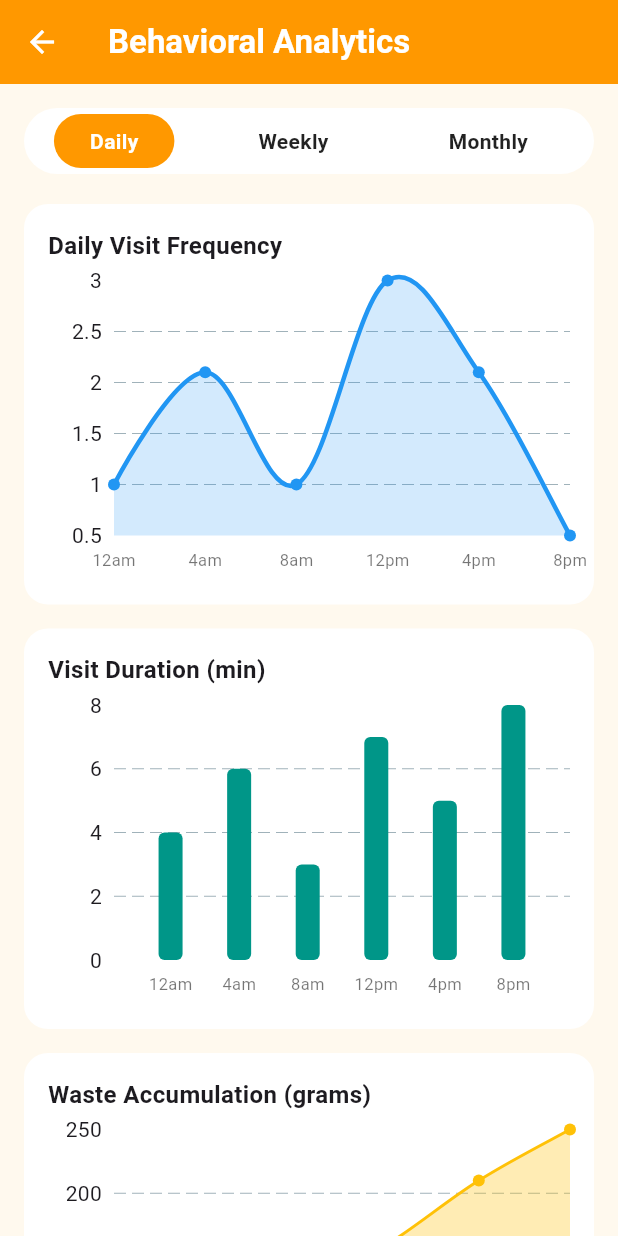
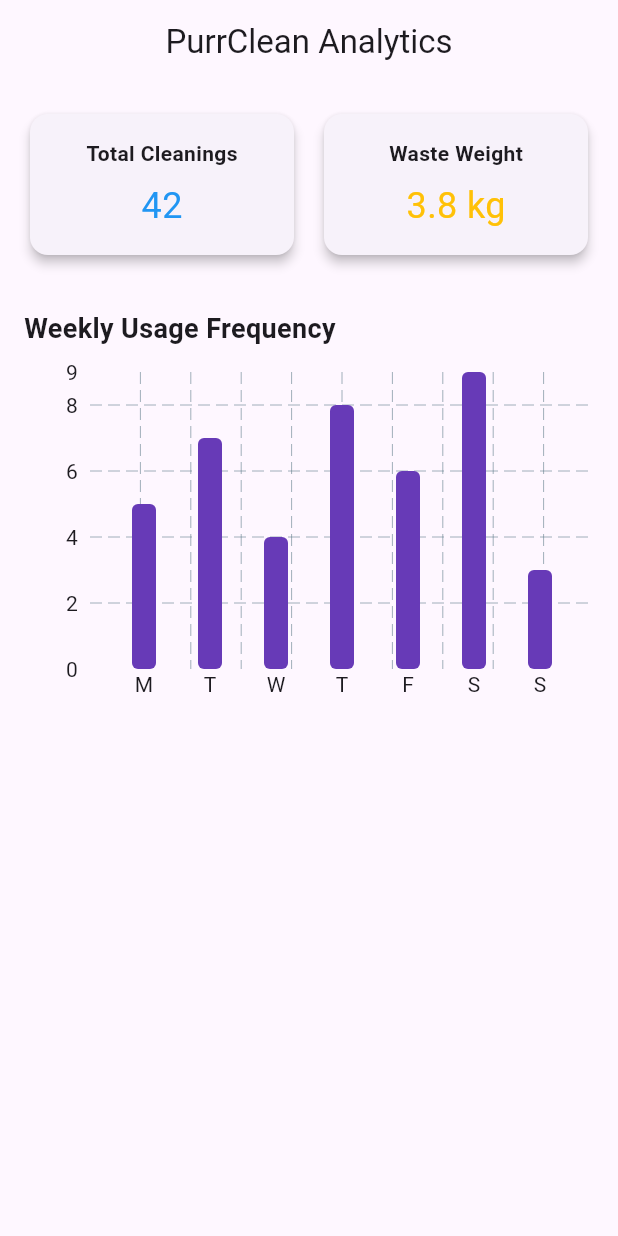
Before and after one commit to H4n4f1/FYP-PurrClean, a Flutter app: the screen it shows after launch, on a phone screen of 412 x 824 dp. Run offline on Flutter 3.47's test engine with Material 3 defaults, Android fonts, the phone set to English and light mode, and no system bars; drawn by our look-alikes of fl_chart.

Commit message:
Add mock API service and wire analytics chart UI

```diff
--- a/lib/analytics_screen.dart
+++ b/lib/analytics_screen.dart
@@ -1,5 +1,7 @@
 import 'package:flutter/material.dart';
 import 'package:fl_chart/fl_chart.dart';
+import 'models/analytics_model.dart';
+import 'services/api_service.dart';
 
 class AnalyticsScreen extends StatefulWidget {
   const AnalyticsScreen({super.key});
@@ -9,210 +11,141 @@ class AnalyticsScreen extends StatefulWidget {
 }
 
 class _AnalyticsScreenState extends State<AnalyticsScreen> {
-  // 0 = Daily, 1 = Weekly, 2 = Monthly
-  int _selectedTimeframe = 0;
+  late Future<AnalyticsModel> _analyticsFuture;
 
-  // Label Data Arrays
-  final List<String> _dailyLabels = ['12am', '4am', '8am', '12pm', '4pm', '8pm'];
-  final List<String> _weeklyLabels = ['Mon', 'Tue', 'Wed', 'Thu', 'Fri', 'Sat', 'Sun'];
-  final List<String> _monthlyLabels = ['Week 1', 'Week 2', 'Week 3', 'Week 4'];
-
-  List<String> get _currentLabels {
-    if (_selectedTimeframe == 0) return _dailyLabels;
-    if (_selectedTimeframe == 1) return _weeklyLabels;
-    return _monthlyLabels;
+  @override
+  void initState() {
+    super.initState();
+    // Call our mock API when the screen loads
+    _analyticsFuture = ApiService.fetchAnalyticsData();
   }
 
   @override
   Widget build(BuildContext context) {
     return Scaffold(
-      backgroundColor: const Color(0xFFFFF9EE),
       appBar: AppBar(
-        backgroundColor: Colors.orange,
-        elevation: 0,
-        leading: const BackButton(color: Colors.white),
-        title: const Text(
-          'Behavioral Analytics',
-          style: TextStyle(color: Colors.white, fontWeight: FontWeight.bold),
+        title: const Text('PurrClean Analytics'),
+        centerTitle: true,
       ),
-      ),
-      body: SingleChildScrollView(
+      body: FutureBuilder<AnalyticsModel>(
+        future: _analyticsFuture,
+        builder: (context, snapshot) {
+          // 1. Loading State
+          if (snapshot.connectionState == ConnectionState.waiting) {
+            return const Center(
+              child: CircularProgressIndicator(),
+            );
+          }
+
+          // 2. Error State
+          if (snapshot.hasError) {
+            return Center(
+              child: Text('Error loading analytics: ${snapshot.error}'),
+            );
+          }
+
+          // 3. Success State
+          if (snapshot.hasData) {
+            final data = snapshot.data!;
+
+            return Padding(
               padding: const EdgeInsets.all(16.0),
               child: Column(
                 crossAxisAlignment: CrossAxisAlignment.start,
                 children: [
-            _buildTimeframeToggle(),
-            const SizedBox(height: 20),
-
-            // Chart 1: Visit Pattern / Frequency
-            _buildCard(
-              title: _selectedTimeframe == 0
-                  ? 'Daily Visit Frequency'
-                  : _selectedTimeframe == 1
-                      ? 'Weekly Visit Pattern'
-                      : 'Monthly Visit Overview',
-              child: SizedBox(
-                height: 200,
-                child: _selectedTimeframe == 0
-                    ? _buildDailyLineChart()
-                    : _buildBarChart(Colors.blue),
-              ),
-            ),
-            const SizedBox(height: 16),
-
-            // Chart 2: Visit Duration
-            _buildCard(
-              title: 'Visit Duration (min)',
-              child: SizedBox(
-                height: 200,
-                child: _buildBarChart(Colors.teal),
-              ),
-            ),
-            const SizedBox(height: 16),
-
-            // Chart 3: Waste Accumulation
-            _buildCard(
-              title: 'Waste Accumulation (grams)',
-              child: SizedBox(
-                height: 200,
-                child: _buildWasteAreaChart(),
-              ),
-            ),
-            const SizedBox(height: 20),
-
-            // Behavioral Insights
-            const Text(
-              'Behavioral Insights',
-              style: TextStyle(fontSize: 18, fontWeight: FontWeight.bold),
-            ),
-            const SizedBox(height: 12),
-            _buildInsightCard(
-              title: 'Abnormal Frequency Detected',
-              subtitle: 'Visit frequency increased by 35% today.',
-              badgeText: 'high',
-              badgeColor: Colors.red,
-            ),
-            _buildInsightCard(
-              title: 'Pattern Change',
-              subtitle: 'Evening visits account for 40% of activity.',
-              badgeText: 'medium',
-              badgeColor: Colors.amber,
-            ),
-            const SizedBox(height: 16),
-
-            // Summary Stats
+                  // Stat Cards
                   Row(
                     children: [
                       Expanded(
-                  child: _buildStatCard(
-                    title: 'Avg Visits',
-                    value: '0.7',
-                    subtext: '↓ 12% vs last period',
+                        child: Card(
+                          elevation: 3,
+                          child: Padding(
+                            padding: const EdgeInsets.all(16.0),
+                            child: Column(
+                              children: [
+                                const Text('Total Cleanings',
+                                    style: TextStyle(fontWeight: FontWeight.bold)),
+                                const SizedBox(height: 8),
+                                Text(
+                                  '${data.totalCleanings}',
+                                  style: const TextStyle(
+                                      fontSize: 24, color: Colors.blue),
+                                ),
+                              ],
+                            ),
+                          ),
                         ),
                       ),
                       const SizedBox(width: 12),
                       Expanded(
-                  child: _buildStatCard(
-                    title: 'Avg Duration',
-                    value: '3.5 min',
-                    subtext: 'Stable',
+                        child: Card(
+                          elevation: 3,
+                          child: Padding(
+                            padding: const EdgeInsets.all(16.0),
+                            child: Column(
+                              children: [
+                                const Text('Waste Weight',
+                                    style: TextStyle(fontWeight: FontWeight.bold)),
+                                const SizedBox(height: 8),
+                                Text(
+                                  '${data.wasteWeightKg} kg',
+                                  style: const TextStyle(
+                                      fontSize: 24, color: Colors.amber),
+                                ),
+                              ],
+                            ),
+                          ),
                         ),
                       ),
                     ],
                   ),
-          ],
+                  const SizedBox(height: 32),
+
+                  // Weekly Usage Chart Title
+                  const Text(
+                    'Weekly Usage Frequency',
+                    style: TextStyle(fontSize: 18, fontWeight: FontWeight.bold),
                   ),
-      ),
-    );
+                  const SizedBox(height: 16),
+
+                  // Bar Chart
+                  SizedBox(
+                    height: 220,
+                    child: BarChart(
+                      BarChartData(
+                        borderData: FlBorderData(show: false),
+                        titlesData: FlTitlesData(
+                          topTitles: const AxisTitles(
+                              sideTitles: SideTitles(showTitles: false)),
+                          rightTitles: const AxisTitles(
+                              sideTitles: SideTitles(showTitles: false)),
+                          bottomTitles: AxisTitles(
+                            sideTitles: SideTitles(
+                              showTitles: true,
+                              getTitlesWidget: (value, meta) {
+                                const days = ['M', 'T', 'W', 'T', 'F', 'S', 'S'];
+                                if (value.toInt() < days.length) {
+                                  return Text(days[value.toInt()]);
                                 }
-
-  // Toggle Bar (Daily / Weekly / Monthly)
-  Widget _buildTimeframeToggle() {
-    final options = ['Daily', 'Weekly', 'Monthly'];
-    return Container(
-      padding: const EdgeInsets.all(4),
-      decoration: BoxDecoration(
-        color: Colors.white,
-        borderRadius: BorderRadius.circular(25),
-      ),
-      child: Row(
-        mainAxisAlignment: MainAxisAlignment.spaceAround,
-        children: List.generate(options.length, (index) {
-          final isSelected = _selectedTimeframe == index;
-          return GestureDetector(
-            onTap: () => setState(() => _selectedTimeframe = index),
-            child: Container(
-              padding: const EdgeInsets.symmetric(horizontal: 24, vertical: 8),
-              decoration: BoxDecoration(
-                color: isSelected ? Colors.orange : Colors.transparent,
-                borderRadius: BorderRadius.circular(20),
-              ),
-              child: Text(
-                options[index],
-                style: TextStyle(
-                  color: isSelected ? Colors.white : Colors.black87,
-                  fontWeight: FontWeight.bold,
+                                return const Text('');
+                              },
                             ),
                           ),
                         ),
+                        barGroups: data.weeklyUsage.asMap().entries.map((entry) {
+                          return BarChartGroupData(
+                            x: entry.key,
+                            barRods: [
+                              BarChartRodData(
+                                toY: entry.value.toDouble(),
+                                color: Colors.deepPurple,
+                                width: 16,
+                                borderRadius: BorderRadius.circular(4),
+                              ),
+                            ],
                           );
-        }),
+                        }).toList(),
                       ),
-    );
-  }
-
-  // Common X-Axis Bottom Titles Config
-  AxisTitles _buildBottomTitles() {
-    final labels = _currentLabels;
-    return AxisTitles(
-      sideTitles: SideTitles(
-        showTitles: true,
-        reservedSize: 30,
-        interval: 1,
-        getTitlesWidget: (value, meta) {
-          final index = value.toInt();
-          if (index >= 0 && index < labels.length) {
-            return Padding(
-              padding: const EdgeInsets.only(top: 8.0),
-              child: Text(
-                labels[index],
-                style: const TextStyle(fontSize: 11, color: Colors.black54),
-              ),
-            );
-          }
-          return const SizedBox.shrink();
-        },
-      ),
-    );
-  }
-
-  // Line Chart for Daily
-  Widget _buildDailyLineChart() {
-    return LineChart(
-      LineChartData(
-        gridData: const FlGridData(show: true, drawVerticalLine: false),
-        titlesData: FlTitlesData(
-          rightTitles: const AxisTitles(sideTitles: SideTitles(showTitles: false)),
-          topTitles: const AxisTitles(sideTitles: SideTitles(showTitles: false)),
-          bottomTitles: _buildBottomTitles(),
-        ),
-        borderData: FlBorderData(show: false),
-        lineBarsData: [
-          LineChartBarData(
-            spots: const [
-              FlSpot(0, 1),
-              FlSpot(1, 2.1),
-              FlSpot(2, 1),
-              FlSpot(3, 3),
-              FlSpot(4, 2.1),
-              FlSpot(5, 0.5),
-            ],
-            isCurved: true,
-            color: Colors.blue,
-            barWidth: 3,
-            belowBarData: BarAreaData(
-              show: true,
-              color: Colors.blue.withOpacity(0.2),
                     ),
                   ),
                 ],
@@ -220,134 +153,8 @@ class _AnalyticsScreenState extends State<AnalyticsScreen> {
             );
           }
 
-  // Bar Chart for Weekly / Monthly / Duration
-  Widget _buildBarChart(Color color) {
-    final labels = _currentLabels;
-    return BarChart(
-      BarChartData(
-        borderData: FlBorderData(show: false),
-        gridData: const FlGridData(show: true, drawVerticalLine: false),
-        titlesData: FlTitlesData(
-          rightTitles: const AxisTitles(sideTitles: SideTitles(showTitles: false)),
-          topTitles: const AxisTitles(sideTitles: SideTitles(showTitles: false)),
-          bottomTitles: _buildBottomTitles(),
-        ),
-        barGroups: List.generate(labels.length, (index) {
-          // Sample dummy values matching array lengths
-          final values = [4.0, 6.0, 3.0, 7.0, 5.0, 8.0, 4.0];
-          return BarChartGroupData(
-            x: index,
-            barRods: [
-              BarChartRodData(
-                toY: values[index % values.length],
-                color: color,
-                width: 16,
-                borderRadius: BorderRadius.circular(4),
-              ),
-            ],
-          );
-        }),
-      ),
-    );
-  }
-
-  // Area Chart for Waste Accumulation
-  Widget _buildWasteAreaChart() {
-    return LineChart(
-      LineChartData(
-        gridData: const FlGridData(show: true, drawVerticalLine: false),
-        titlesData: FlTitlesData(
-          rightTitles: const AxisTitles(sideTitles: SideTitles(showTitles: false)),
-          topTitles: const AxisTitles(sideTitles: SideTitles(showTitles: false)),
-          bottomTitles: _buildBottomTitles(),
-        ),
-        borderData: FlBorderData(show: false),
-        lineBarsData: [
-          LineChartBarData(
-            spots: List.generate(_currentLabels.length, (index) {
-              final yValues = [50.0, 80.0, 120.0, 160.0, 210.0, 250.0, 290.0];
-              return FlSpot(index.toDouble(), yValues[index % yValues.length]);
-            }),
-            isCurved: true,
-            color: Colors.amber,
-            barWidth: 2,
-            belowBarData: BarAreaData(
-              show: true,
-              color: Colors.amber.withOpacity(0.3),
-            ),
-          ),
-        ],
-      ),
-    );
-  }
-
-  Widget _buildCard({required String title, required Widget child}) {
-    return Container(
-      padding: const EdgeInsets.all(16),
-      decoration: BoxDecoration(
-        color: Colors.white,
-        borderRadius: BorderRadius.circular(16),
-      ),
-      child: Column(
-        crossAxisAlignment: CrossAxisAlignment.start,
-        children: [
-          Text(title, style: const TextStyle(fontWeight: FontWeight.bold, fontSize: 16)),
-          const SizedBox(height: 12),
-          child,
-        ],
-      ),
-    );
-  }
-
-  Widget _buildInsightCard({
-    required String title,
-    required String subtitle,
-    required String badgeText,
-    required Color badgeColor,
-  }) {
-    return Card(
-      elevation: 0,
-      margin: const EdgeInsets.only(bottom: 10),
-      shape: RoundedRectangleBorder(borderRadius: BorderRadius.circular(12)),
-      child: ListTile(
-        title: Row(
-          mainAxisAlignment: MainAxisAlignment.spaceBetween,
-          children: [
-            Expanded(child: Text(title, style: const TextStyle(fontWeight: FontWeight.bold))),
-            Container(
-              padding: const EdgeInsets.symmetric(horizontal: 10, vertical: 2),
-              decoration: BoxDecoration(
-                color: badgeColor,
-                borderRadius: BorderRadius.circular(12),
-              ),
-              child: Text(badgeText, style: const TextStyle(color: Colors.white, fontSize: 12)),
-            ),
-          ],
-        ),
-        subtitle: Padding(
-          padding: const EdgeInsets.only(top: 4.0),
-          child: Text(subtitle),
-        ),
-      ),
-    );
-  }
-
-  Widget _buildStatCard({required String title, required String value, required String subtext}) {
-    return Container(
-      padding: const EdgeInsets.all(16),
-      decoration: BoxDecoration(
-        color: Colors.white,
-        borderRadius: BorderRadius.circular(16),
-      ),
-      child: Column(
-        crossAxisAlignment: CrossAxisAlignment.start,
-        children: [
-          Text(title, style: const TextStyle(color: Colors.grey, fontSize: 12)),
-          const SizedBox(height: 6),
-          Text(value, style: const TextStyle(fontSize: 22, fontWeight: FontWeight.bold, color: Colors.deepOrange)),
-          const SizedBox(height: 4),
-          Text(subtext, style: const TextStyle(color: Colors.grey, fontSize: 10)),
-        ],
+          return const Center(child: Text('No data available'));
+        },
       ),
     );
   }
--- /dev/null
+++ b/lib/models/analytics_model.dart
@@ -0,0 +1,20 @@
+class AnalyticsModel {
+  final int totalCleanings;
+  final double wasteWeightKg;
+  final List<int> weeklyUsage;
+
+  AnalyticsModel({
+    required this.totalCleanings,
+    required this.wasteWeightKg,
+    required this.weeklyUsage,
+  });
+
+  // Factory constructor to convert raw JSON into a Dart object
+  factory AnalyticsModel.fromJson(Map<String, dynamic> json) {
+    return AnalyticsModel(
+      totalCleanings: json['total_cleanings'] ?? 0,
+      wasteWeightKg: (json['waste_weight_kg'] ?? 0.0).toDouble(),
+      weeklyUsage: List<int>.from(json['weekly_usage'] ?? []),
+    );
+  }
+}
--- /dev/null
+++ b/lib/services/api_service.dart
@@ -0,0 +1,23 @@
+import 'dart:convert';
+import 'dart:async';
+import '../models/analytics_model.dart';
+
+class ApiService {
+  // Simulates fetching analytics data from backend
+  static Future<AnalyticsModel> fetchAnalyticsData() async {
+    // Simulate a 1.5-second network delay
+    await Future.delayed(const Duration(milliseconds: 1500));
+
+    // Mock JSON response matching our model
+    final String mockJsonResponse = '''
+    {
+      "total_cleanings": 42,
+      "waste_weight_kg": 3.8,
+      "weekly_usage": [5, 7, 4, 8, 6, 9, 3]
+    }
+    ''';
+
+    final Map<String, dynamic> decodedData = jsonDecode(mockJsonResponse);
+    return AnalyticsModel.fromJson(decodedData);
+  }
+}
```
Lines whose indentation alone changed are shown as unchanged.
